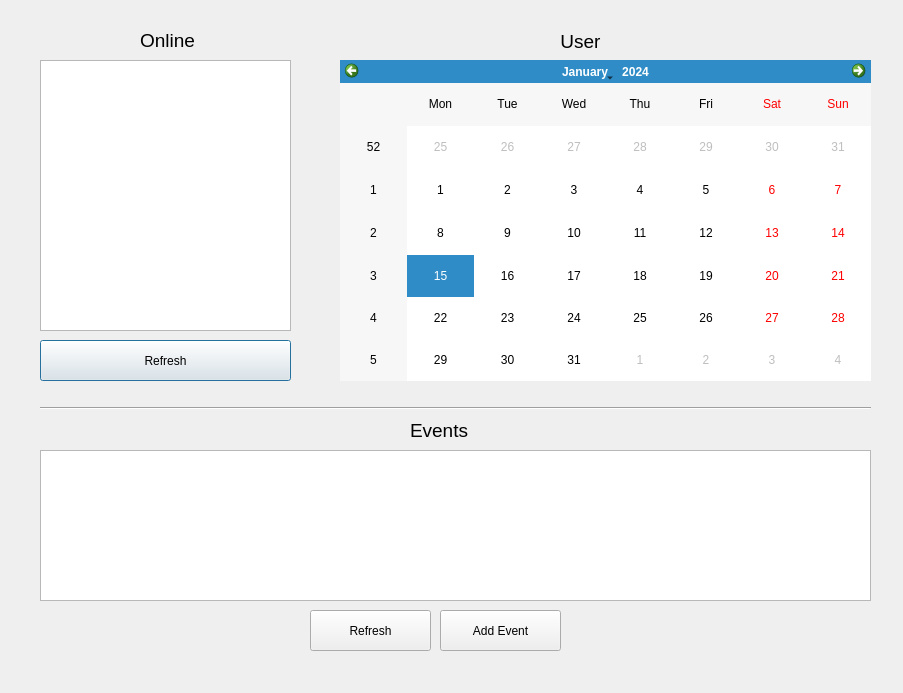
curvySage/Get2gether, file dashboard.ui: the form before one commit.
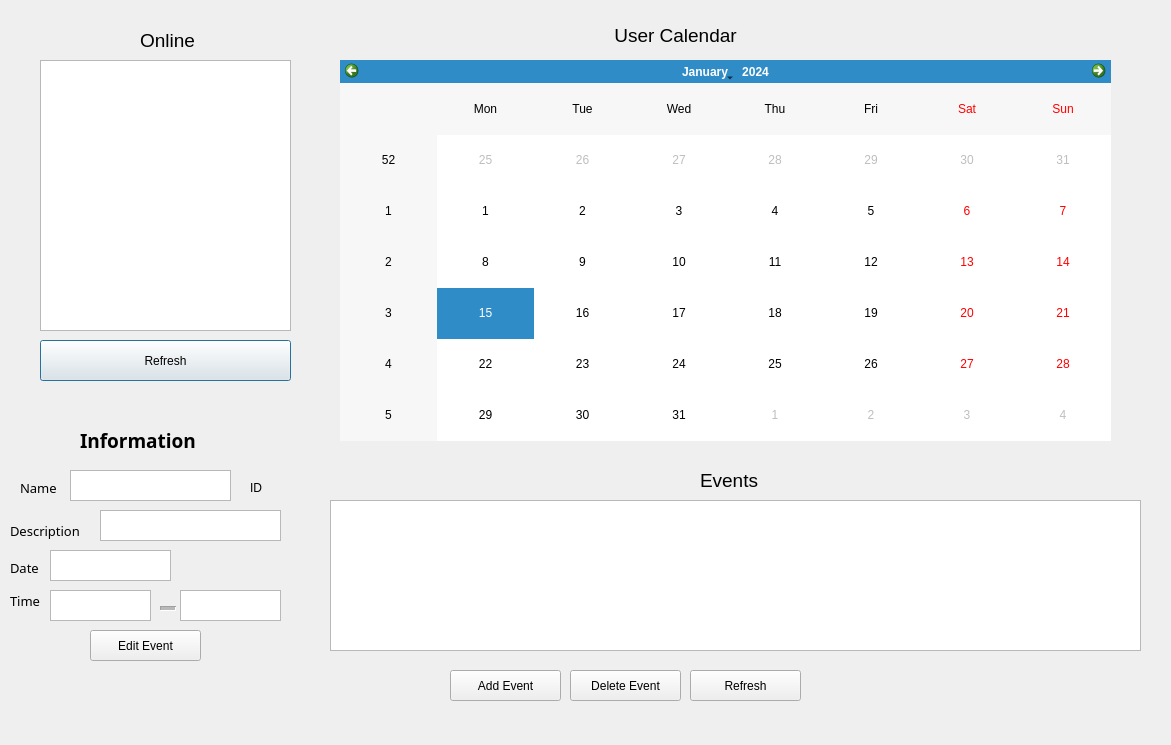
The form after the commit.

Commit message: Created and made a functional edit button

What changed in the file:
```diff
--- a/dashboard.ui
+++ b/dashboard.ui
@@ -6,8 +6,8 @@
    <rect>
     <x>0</x>
     <y>0</y>
-    <width>903</width>
-    <height>693</height>
+    <width>1171</width>
+    <height>745</height>
    </rect>
   </property>
   <property name="windowTitle">
@@ -18,8 +18,8 @@
     <rect>
      <x>340</x>
      <y>60</y>
-     <width>531</width>
-     <height>321</height>
+     <width>771</width>
+     <height>381</height>
     </rect>
    </property>
   </widget>
@@ -38,7 +38,7 @@
     <rect>
      <x>140</x>
      <y>30</y>
-     <width>61</width>
+     <width>91</width>
      <height>21</height>
     </rect>
    </property>
@@ -67,9 +67,9 @@
   <widget class="QTableView" name="eventsview">
    <property name="geometry">
     <rect>
-     <x>40</x>
-     <y>450</y>
-     <width>831</width>
+     <x>330</x>
+     <y>500</y>
+     <width>811</width>
      <height>151</height>
     </rect>
    </property>
@@ -77,10 +77,10 @@
   <widget class="QPushButton" name="addevents">
    <property name="geometry">
     <rect>
-     <x>440</x>
-     <y>610</y>
-     <width>121</width>
-     <height>41</height>
+     <x>450</x>
+     <y>670</y>
+     <width>111</width>
+     <height>31</height>
     </rect>
    </property>
    <property name="text">
@@ -90,10 +90,10 @@
   <widget class="QPushButton" name="loadevents">
    <property name="geometry">
     <rect>
-     <x>310</x>
-     <y>610</y>
-     <width>121</width>
-     <height>41</height>
+     <x>690</x>
+     <y>670</y>
+     <width>111</width>
+     <height>31</height>
     </rect>
    </property>
    <property name="text">
@@ -103,9 +103,9 @@
   <widget class="QLabel" name="eventlabel">
    <property name="geometry">
     <rect>
-     <x>410</x>
-     <y>420</y>
-     <width>61</width>
+     <x>700</x>
+     <y>470</y>
+     <width>91</width>
      <height>21</height>
     </rect>
    </property>
@@ -118,35 +118,227 @@
     <string>Events</string>
    </property>
   </widget>
-  <widget class="Line" name="line">
+  <widget class="QLabel" name="userlabel">
    <property name="geometry">
     <rect>
-     <x>40</x>
-     <y>400</y>
-     <width>831</width>
+     <x>530</x>
+     <y>20</y>
+     <width>291</width>
+     <height>31</height>
+    </rect>
+   </property>
+   <property name="font">
+    <font>
+     <pointsize>14</pointsize>
+    </font>
+   </property>
+   <property name="text">
+    <string>&lt;html&gt;&lt;head/&gt;&lt;body&gt;&lt;p align=&quot;center&quot;&gt;User Calendar&lt;/p&gt;&lt;/body&gt;&lt;/html&gt;</string>
+   </property>
+  </widget>
+  <widget class="QPushButton" name="editEvents">
+   <property name="geometry">
+    <rect>
+     <x>90</x>
+     <y>630</y>
+     <width>111</width>
+     <height>31</height>
+    </rect>
+   </property>
+   <property name="text">
+    <string>Edit Event</string>
+   </property>
+  </widget>
+  <widget class="QPushButton" name="deleteEvents">
+   <property name="geometry">
+    <rect>
+     <x>570</x>
+     <y>670</y>
+     <width>111</width>
+     <height>31</height>
+    </rect>
+   </property>
+   <property name="text">
+    <string>Delete Event</string>
+   </property>
+  </widget>
+  <widget class="QLabel" name="InfoLabel">
+   <property name="geometry">
+    <rect>
+     <x>80</x>
+     <y>430</y>
+     <width>161</width>
+     <height>21</height>
+    </rect>
+   </property>
+   <property name="font">
+    <font>
+     <family>Franklin Gothic Book</family>
+     <pointsize>14</pointsize>
+     <weight>75</weight>
+     <bold>true</bold>
+    </font>
+   </property>
+   <property name="text">
+    <string>Information</string>
+   </property>
+  </widget>
+  <widget class="QTextEdit" name="NametxtEdit">
+   <property name="geometry">
+    <rect>
+     <x>70</x>
+     <y>470</y>
+     <width>161</width>
+     <height>31</height>
+    </rect>
+   </property>
+  </widget>
+  <widget class="QLabel" name="DateLabel">
+   <property name="geometry">
+    <rect>
+     <x>10</x>
+     <y>560</y>
+     <width>41</width>
      <height>16</height>
     </rect>
+   </property>
+   <property name="font">
+    <font>
+     <family>Franklin Gothic Book</family>
+     <pointsize>10</pointsize>
+    </font>
+   </property>
+   <property name="text">
+    <string>Date</string>
+   </property>
+  </widget>
+  <widget class="QTextEdit" name="DescriptxtEdit">
+   <property name="geometry">
+    <rect>
+     <x>100</x>
+     <y>510</y>
+     <width>181</width>
+     <height>31</height>
+    </rect>
+   </property>
+  </widget>
+  <widget class="QLabel" name="NameLabel">
+   <property name="geometry">
+    <rect>
+     <x>20</x>
+     <y>480</y>
+     <width>51</width>
+     <height>16</height>
+    </rect>
+   </property>
+   <property name="font">
+    <font>
+     <family>Franklin Gothic Book</family>
+     <pointsize>10</pointsize>
+    </font>
+   </property>
+   <property name="text">
+    <string>Name</string>
+   </property>
+  </widget>
+  <widget class="Line" name="InfoTimeLine">
+   <property name="geometry">
+    <rect>
+     <x>160</x>
+     <y>600</y>
+     <width>16</width>
+     <height>16</height>
+    </rect>
+   </property>
+   <property name="lineWidth">
+    <number>1</number>
+   </property>
+   <property name="midLineWidth">
+    <number>3</number>
    </property>
    <property name="orientation">
     <enum>Qt::Horizontal</enum>
    </property>
   </widget>
-  <widget class="QLabel" name="userlabel">
+  <widget class="QLabel" name="DescriptionLabel">
    <property name="geometry">
     <rect>
-     <x>440</x>
-     <y>30</y>
-     <width>281</width>
+     <x>10</x>
+     <y>520</y>
+     <width>81</width>
      <height>21</height>
     </rect>
    </property>
    <property name="font">
     <font>
-     <pointsize>14</pointsize>
+     <family>Franklin Gothic Book</family>
+     <pointsize>10</pointsize>
     </font>
    </property>
    <property name="text">
-    <string>&lt;html&gt;&lt;head/&gt;&lt;body&gt;&lt;p align=&quot;center&quot;&gt;User&lt;/p&gt;&lt;/body&gt;&lt;/html&gt;</string>
+    <string>Description</string>
+   </property>
+  </widget>
+  <widget class="QLabel" name="TimeLabel">
+   <property name="geometry">
+    <rect>
+     <x>10</x>
+     <y>590</y>
+     <width>41</width>
+     <height>21</height>
+    </rect>
+   </property>
+   <property name="font">
+    <font>
+     <family>Franklin Gothic Book</family>
+     <pointsize>10</pointsize>
+    </font>
+   </property>
+   <property name="text">
+    <string>Time</string>
+   </property>
+  </widget>
+  <widget class="QTextEdit" name="DateTxt">
+   <property name="geometry">
+    <rect>
+     <x>50</x>
+     <y>550</y>
+     <width>121</width>
+     <height>31</height>
+    </rect>
+   </property>
+  </widget>
+  <widget class="QTextEdit" name="StartTimeTxt">
+   <property name="geometry">
+    <rect>
+     <x>50</x>
+     <y>590</y>
+     <width>101</width>
+     <height>31</height>
+    </rect>
+   </property>
+  </widget>
+  <widget class="QTextEdit" name="EndTimeTxt">
+   <property name="geometry">
+    <rect>
+     <x>180</x>
+     <y>590</y>
+     <width>101</width>
+     <height>31</height>
+    </rect>
+   </property>
+  </widget>
+  <widget class="QLabel" name="ID_Label">
+   <property name="geometry">
+    <rect>
+     <x>250</x>
+     <y>480</y>
+     <width>55</width>
+     <height>16</height>
+    </rect>
+   </property>
+   <property name="text">
+    <string>ID</string>
    </property>
   </widget>
  </widget>
```
The commit also changes 7 other files.
